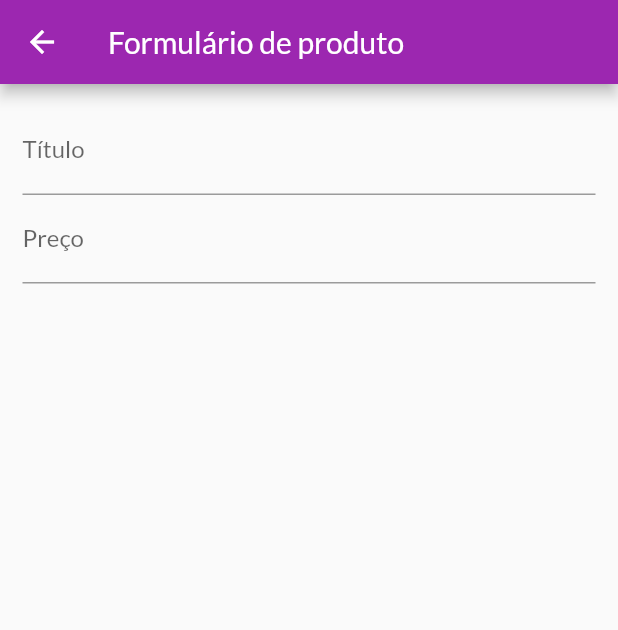
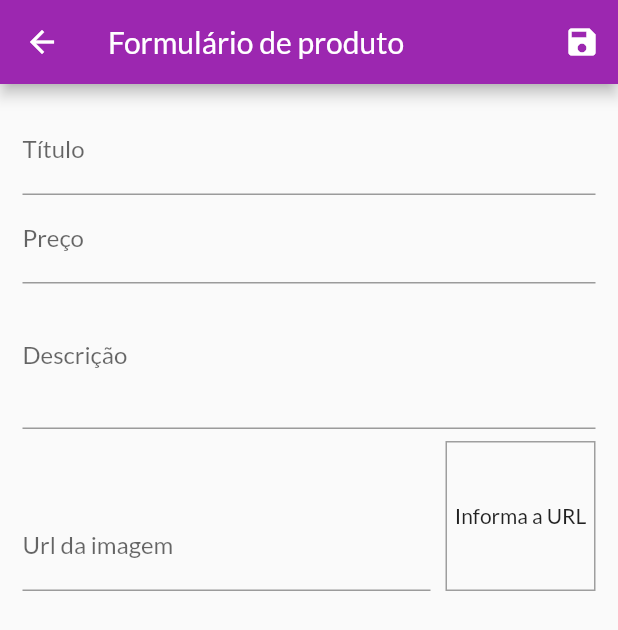
Before and after one commit to leonardfreitas/shop_app, a Flutter app: the ProductFormScreen screen opened by its route, on a phone screen of 412 x 824 dp. Shown: the top 630 px of the screen. Run offline on Flutter 3.47's test engine with Material 2 defaults, Android fonts, the phone set to English and light mode, and no system bars; network calls fail.

Commit message:
form save

```diff
--- a/lib/views/product_form_screen.dart
+++ b/lib/views/product_form_screen.dart
@@ -1,4 +1,7 @@
+import 'dart:math';
+
 import 'package:flutter/material.dart';
+import '../providers/product.dart';
 
 class ProductFormScreen extends StatefulWidget {
   @override
@@ -7,16 +10,60 @@ class ProductFormScreen extends StatefulWidget {
 
 class _ProductFormScreenState extends State<ProductFormScreen> {
   final _priceFocusNode = FocusNode();
+  final _descriptionFocusNode = FocusNode();
+  final _imageFocusNode = FocusNode();
+  final _imageController = TextEditingController();
+  final _form = GlobalKey<FormState>();
+  final _formData = Map<String, Object>();
+
+  @override
+  void initState() {
+    super.initState();
+    _imageFocusNode.addListener((_updateImage));
+  }
+
+  void _updateImage() {
+    setState(() {});
+  }
+
+  @override
+  void dispose() {
+    super.dispose();
+    _priceFocusNode.dispose();
+    _descriptionFocusNode.dispose();
+    _imageFocusNode.removeListener(_updateImage);
+    _imageFocusNode.dispose();
+  }
+
+  void _saveForm() {
+    _form.currentState.save();
+    final newProduct = Product(
+      id: Random().nextDouble().toString(),
+      title: _formData['title'],
+      price: _formData['price'],
+      description: _formData['description'],
+      imageUrl: _formData['imageUrl'],
+    );
+  }
 
   @override
   Widget build(BuildContext context) {
     return Scaffold(
         appBar: AppBar(
           title: Text('Formulário de produto'),
+          actions: <Widget>[
+            IconButton(
+              icon: Icon(Icons.save),
+              onPressed: () {
+                _saveForm();
+              },
+            )
+          ],
         ),
         body: Padding(
           padding: const EdgeInsets.all(15.0),
           child: Form(
+            key: _form,
             child: ListView(
               children: <Widget>[
                 TextFormField(
@@ -25,15 +72,71 @@ class _ProductFormScreenState extends State<ProductFormScreen> {
                   onFieldSubmitted: (_) {
                     FocusScope.of(context).requestFocus(_priceFocusNode);
                   },
+                  onSaved: (value) => _formData['title'] = value,
                 ),
                 TextFormField(
                   decoration: InputDecoration(labelText: 'Preço'),
                   textInputAction: TextInputAction.next,
+                  onFieldSubmitted: (_) {
+                    FocusScope.of(context).requestFocus(_descriptionFocusNode);
+                  },
                   focusNode: _priceFocusNode,
                   keyboardType: TextInputType.numberWithOptions(
                     decimal: true,
                   ),
-                )
+                  onSaved: (value) => _formData['price'] = double.parse(value),
+                ),
+                TextFormField(
+                  decoration: InputDecoration(labelText: 'Descrição'),
+                  maxLines: 3,
+                  keyboardType: TextInputType.multiline,
+                  textInputAction: TextInputAction.next,
+                  onFieldSubmitted: (_) {
+                    FocusScope.of(context).requestFocus(_imageFocusNode);
+                  },
+                  focusNode: _descriptionFocusNode,
+                  onSaved: (value) => _formData['description'] = value,
+                ),
+                Row(
+                  crossAxisAlignment: CrossAxisAlignment.end,
+                  children: <Widget>[
+                    Expanded(
+                      child: TextFormField(
+                        decoration: InputDecoration(
+                          labelText: 'Url da imagem',
+                        ),
+                        focusNode: _imageFocusNode,
+                        keyboardType: TextInputType.url,
+                        textInputAction: TextInputAction.done,
+                        controller: _imageController,
+                        onFieldSubmitted: (_) {
+                          _saveForm();
+                        },
+                        onSaved: (value) => _formData['imageUrl'] = value,
+                      ),
+                    ),
+                    Container(
+                      height: 100,
+                      width: 100,
+                      margin: EdgeInsets.only(
+                        top: 8,
+                        left: 10,
+                      ),
+                      decoration: BoxDecoration(
+                        border: Border.all(
+                          color: Colors.grey,
+                          width: 1,
+                        ),
+                      ),
+                      alignment: Alignment.center,
+                      child: _imageController.text.isEmpty
+                          ? Text('Informa a URL')
+                          : FittedBox(
+                              child: Image.network(_imageController.text),
+                              fit: BoxFit.cover),
+                    )
+                  ],
+                ),
               ],
             ),
           ),
```
